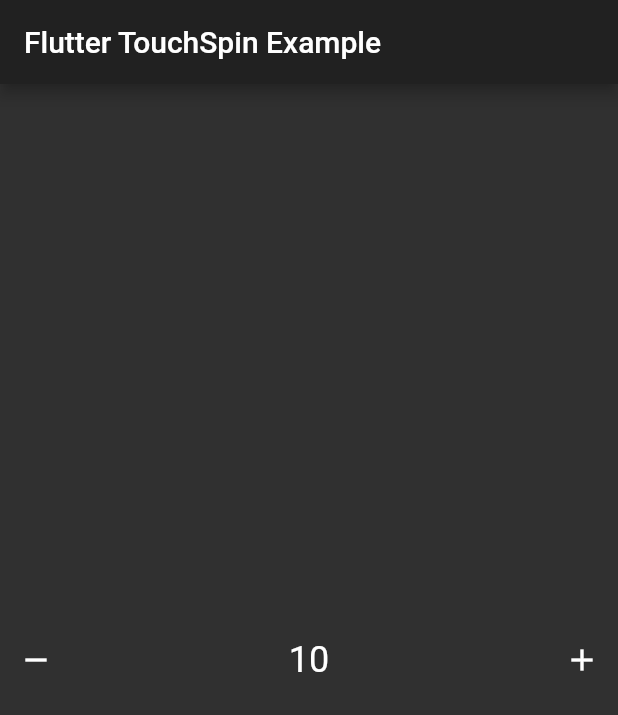
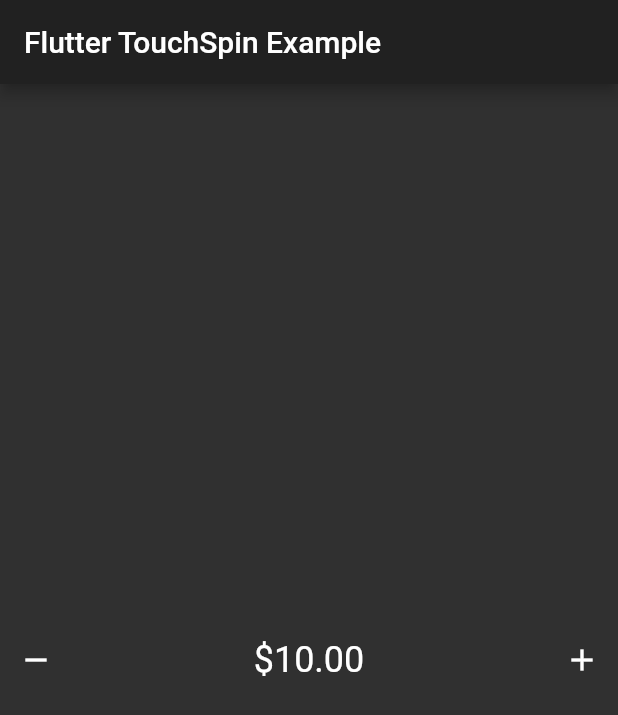
Before and after one commit to danvick/flutter_touch_spin, a Flutter app: the screen it shows after launch, on a phone screen of 412 x 824 dp. Shown: the top 715 px of the screen. Run offline on Flutter 3.47's test engine with Material 2 defaults, Android fonts, the phone set to English and light mode, and no system bars.

Commit message:
A bit of code clean-up

```diff
--- a/example/lib/main.dart
+++ b/example/lib/main.dart
@@ -1,5 +1,6 @@
 import 'package:flutter/material.dart';
 import 'package:flutter_touch_spin/flutter_touch_spin.dart';
+import 'package:intl/intl.dart';
 
 void main() => runApp(MyApp());
 
@@ -22,9 +23,11 @@ class _MyAppState extends State<MyApp> {
         body: Center(
           child: TouchSpin(
             iconSize: 24.0,
+            min: 5,
             max: 100,
             step: 5,
             value: 10,
+            displayFormat: NumberFormat.currency(locale: 'en_US', symbol: '\$'),
           ),
         ),
       ),
--- a/pubspec.yaml
+++ b/pubspec.yaml
@@ -10,7 +10,7 @@ environment:
 dependencies:
   flutter:
     sdk: flutter
-  intl: 0.16.0
+  intl: ^0.16.0
 
 dev_dependencies:
   flutter_test:
```
Also changed, not shown: lib/flutter_touch_spin.dart (line endings or trailing spaces).
